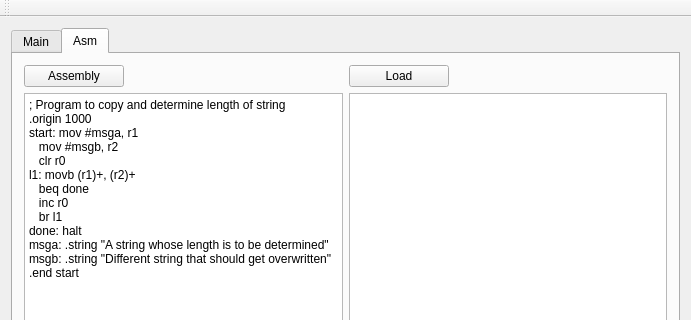
mikhel1984/pdp_eleven, file AppGui/processorwindow.ui: the form before one commit; both pictures show x 0 to 691 and y 0 to 320 of the 691 by 491 pixel window.
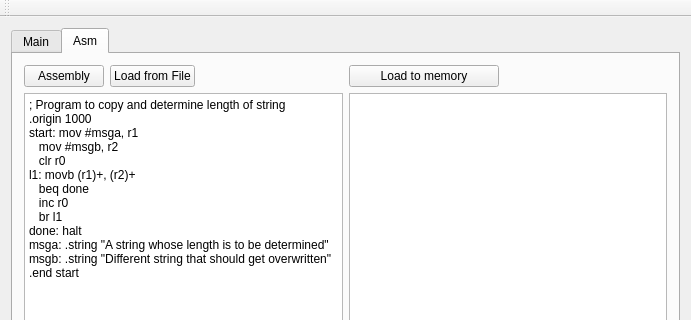
The form after the commit. The open tabs and pages were chosen to show the change.

Commit message: #6 load asm program from file

```diff
--- a/AppGui/processorwindow.ui
+++ b/AppGui/processorwindow.ui
@@ -27,7 +27,7 @@
        <bool>false</bool>
       </property>
       <property name="currentIndex">
-       <number>0</number>
+       <number>1</number>
       </property>
       <widget class="QWidget" name="tab_2">
        <attribute name="title">
@@ -291,33 +291,20 @@
        <layout class="QHBoxLayout" name="horizontalLayout">
         <item>
          <layout class="QGridLayout" name="gridLayout_3">
-          <item row="0" column="1">
+          <item row="0" column="2">
            <widget class="QPushButton" name="loadButton">
             <property name="maximumSize">
              <size>
-              <width>100</width>
+              <width>150</width>
               <height>16777215</height>
              </size>
             </property>
             <property name="text">
-             <string>Load</string>
+             <string>Load to memory</string>
             </property>
            </widget>
           </item>
-          <item row="0" column="0">
-           <widget class="QPushButton" name="assemblyButton">
-            <property name="maximumSize">
-             <size>
-              <width>100</width>
-              <height>1000</height>
-             </size>
-            </property>
-            <property name="text">
-             <string>Assembly</string>
-            </property>
-           </widget>
-          </item>
-          <item row="1" column="1">
+          <item row="2" column="2">
            <widget class="QTextBrowser" name="machineCodeEditor">
             <property name="font">
              <font>
@@ -326,7 +313,7 @@
             </property>
            </widget>
           </item>
-          <item row="1" column="0">
+          <item row="2" column="0">
            <widget class="QPlainTextEdit" name="asmTextEdit">
             <property name="plainText">
              <string>; Program to copy and determine length of string
@@ -345,6 +332,49 @@
             </property>
            </widget>
           </item>
+          <item row="0" column="0">
+           <layout class="QHBoxLayout" name="horizontalLayout_4">
+            <item>
+             <widget class="QPushButton" name="assemblyButton">
+              <property name="maximumSize">
+               <size>
+                <width>100</width>
+                <height>1000</height>
+               </size>
+              </property>
+              <property name="text">
+               <string>Assembly</string>
+              </property>
+             </widget>
+            </item>
+            <item>
+             <widget class="QPushButton" name="loadFromFileButton">
+              <property name="maximumSize">
+               <size>
+                <width>150</width>
+                <height>16777215</height>
+               </size>
+              </property>
+              <property name="text">
+               <string>Load from File</string>
+              </property>
+             </widget>
+            </item>
+            <item>
+             <spacer name="horizontalSpacer">
+              <property name="orientation">
+               <enum>Qt::Horizontal</enum>
+              </property>
+              <property name="sizeHint" stdset="0">
+               <size>
+                <width>40</width>
+                <height>20</height>
+               </size>
+              </property>
+             </spacer>
+            </item>
+           </layout>
+          </item>
          </layout>
         </item>
        </layout>
```
The commit also changes 6 other files.
